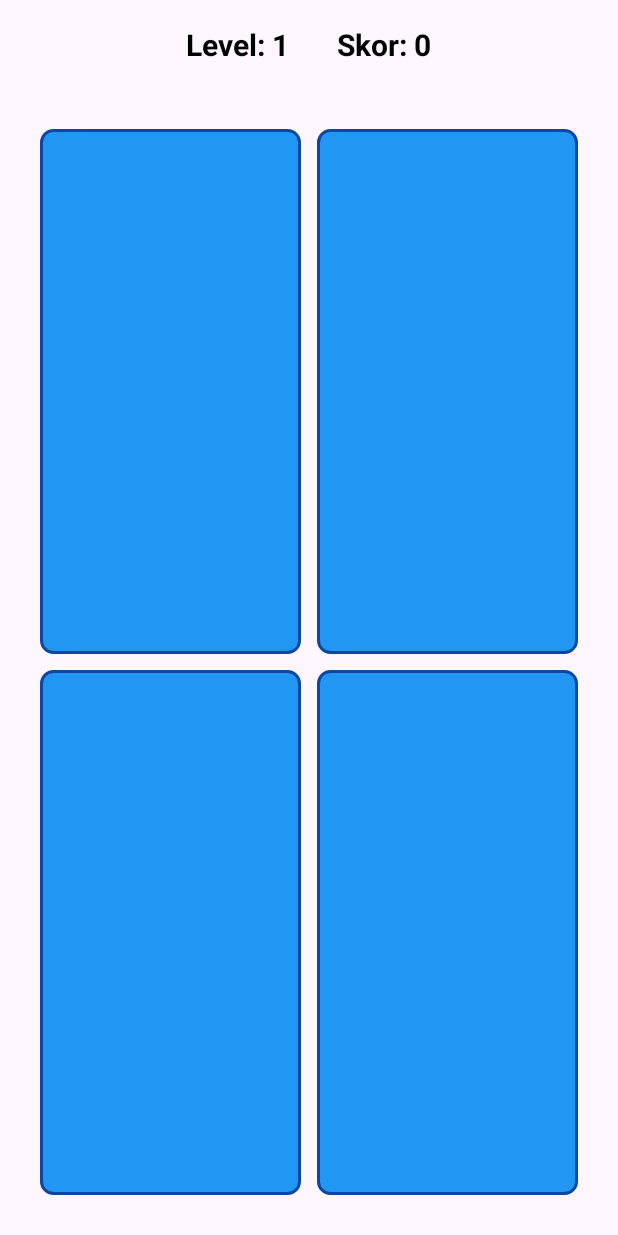
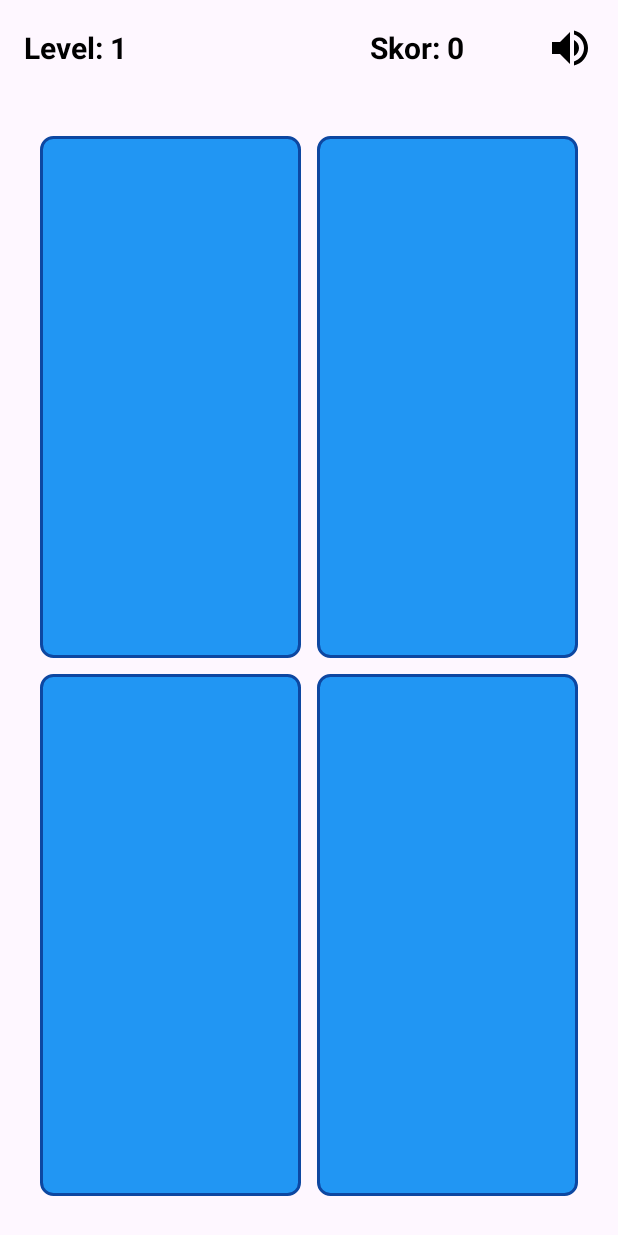
Before and after one commit to yazicihamit4-tech/e-le-tirme, an Android app: the screen it shows after launch (MainActivity), on a phone screen of 412 x 824 dp. Run offline under Robolectric (Android 15) with nearby library versions, the phone set to English and light mode, and no system bars.

Commit message:
feat: Add sound effects, mute button, and refined game animations
- Created a robust `SoundManager` utilizing `SoundPool` to handle match and mismatch sound effects efficiently.
- Generated `match.wav` (sine wave) and `mismatch.wav` (square wave) synthetically.
- Designed vector drawables for volume state toggles (`ic_volume_up` and `ic_volume_off`) and implemented a corresponding mute/unmute button within the main activity top bar.
- Refined feedback animations on `Card`: adding a scaling pulse effect on successful match, and a horizontal shake animation on mismatch, enhancing the overall game feel.
- Properly released sound resources within the Activity's `onDestroy` lifecycle method.

Co-authored-by: yazicihamit4-tech <250544914+yazicihamit4-tech@users.noreply.github.com>

```diff
--- a/eslestirme/app/src/main/java/com/yazhamit/eslestirme/MainActivity.kt
+++ b/eslestirme/app/src/main/java/com/yazhamit/eslestirme/MainActivity.kt
@@ -1,6 +1,7 @@
 package com.yazhamit.eslestirme
 
 import android.os.Bundle
+import android.widget.ImageView
 import android.widget.TextView
 import android.widget.Toast
 import android.widget.FrameLayout
@@ -14,6 +15,7 @@ class MainActivity : AppCompatActivity(), GameEngine.GameCallback {
     private lateinit var gameBoard: FrameLayout
     private lateinit var levelTextView: TextView
     private lateinit var scoreTextView: TextView
+    private lateinit var soundButton: ImageView
     private lateinit var gameEngine: GameEngine
 
     override fun onCreate(savedInstanceState: Bundle?) {
@@ -24,6 +26,7 @@ class MainActivity : AppCompatActivity(), GameEngine.GameCallback {
         gameBoard = findViewById(R.id.gameBoard)
         levelTextView = findViewById(R.id.levelTextView)
         scoreTextView = findViewById(R.id.scoreTextView)
+        soundButton = findViewById(R.id.soundButton)
 
         ViewCompat.setOnApplyWindowInsetsListener(findViewById(R.id.main)) { v, insets ->
             val systemBars = insets.getInsets(WindowInsetsCompat.Type.systemBars())
@@ -33,6 +36,16 @@ class MainActivity : AppCompatActivity(), GameEngine.GameCallback {
 
         gameEngine = GameEngine(this, gameBoard, this)
         gameEngine.startGame()
+
+        soundButton.setOnClickListener {
+            gameEngine.soundManager.isMuted = !gameEngine.soundManager.isMuted
+
+            if (gameEngine.soundManager.isMuted) {
+                soundButton.setImageResource(R.drawable.ic_volume_off)
+            } else {
+                soundButton.setImageResource(R.drawable.ic_volume_up)
+            }
+        }
     }
 
     override fun onScoreChanged(score: Int) {
@@ -46,4 +59,9 @@ class MainActivity : AppCompatActivity(), GameEngine.GameCallback {
     override fun onGameFinished() {
         Toast.makeText(this, "Tebrikler! Oyunu tamamladınız.", Toast.LENGTH_LONG).show()
     }
+
+    override fun onDestroy() {
+        super.onDestroy()
+        gameEngine.soundManager.release()
+    }
 }
--- /dev/null
+++ b/eslestirme/app/src/main/java/com/yazhamit/eslestirme/SoundManager.kt
@@ -0,0 +1,45 @@
+package com.yazhamit.eslestirme
+
+import android.content.Context
+import android.media.AudioAttributes
+import android.media.SoundPool
+
+class SoundManager(context: Context) {
+    private var soundPool: SoundPool
+    private var matchSoundId: Int = 0
+    private var mismatchSoundId: Int = 0
+
+    var isMuted = false
+
+    init {
+        val audioAttributes = AudioAttributes.Builder()
+            .setUsage(AudioAttributes.USAGE_GAME)
+            .setContentType(AudioAttributes.CONTENT_TYPE_SONIFICATION)
+            .build()
+
+        soundPool = SoundPool.Builder()
+            .setMaxStreams(2)
+            .setAudioAttributes(audioAttributes)
+            .build()
+
+        // Ses dosyalarını yüklüyoruz
+        matchSoundId = soundPool.load(context, R.raw.match, 1)
+        mismatchSoundId = soundPool.load(context, R.raw.mismatch, 1)
+    }
+
+    fun playMatchSound() {
+        if (!isMuted) {
+            soundPool.play(matchSoundId, 1f, 1f, 1, 0, 1f)
+        }
+    }
+
+    fun playMismatchSound() {
+        if (!isMuted) {
+            soundPool.play(mismatchSoundId, 1f, 1f, 1, 0, 1f)
+        }
+    }
+
+    fun release() {
+        soundPool.release()
+    }
+}
--- /dev/null
+++ b/eslestirme/app/src/main/res/drawable/ic_volume_off.xml
@@ -0,0 +1,10 @@
+<vector xmlns:android="http://schemas.android.com/apk/res/android"
+    android:width="24dp"
+    android:height="24dp"
+    android:viewportWidth="24"
+    android:viewportHeight="24"
+    android:tint="#000000">
+  <path
+      android:fillColor="@android:color/white"
+      android:pathData="M16.5,12A4.5,4.5 0,0 0,14 7.97v2.21l2.45,2.45c0.03,-0.2 0.05,-0.41 0.05,-0.63zM19,12c0,-0.94 -0.2,-1.82 -0.54,-2.64l1.51,-1.51A8.916,8.916 0,0 1,21 12c0,4.28 -2.99,7.86 -7,8.77v-2.06c2.89,-0.86 5,-3.54 5,-6.71zM4.27,3L3,4.27 7.73,9H3v6h4l5,5v-6.73l4.25,4.25c-0.67,0.52 -1.42,0.93 -2.25,1.18v2.06a8.99,8.99 0,0 0,3.69 -1.81L19.73,21 21,19.73l-9,-9L4.27,3zM12,4L9.91,6.09 12,8.18V4z"/>
+</vector>
--- /dev/null
+++ b/eslestirme/app/src/main/res/drawable/ic_volume_up.xml
@@ -0,0 +1,10 @@
+<vector xmlns:android="http://schemas.android.com/apk/res/android"
+    android:width="24dp"
+    android:height="24dp"
+    android:viewportWidth="24"
+    android:viewportHeight="24"
+    android:tint="#000000">
+  <path
+      android:fillColor="@android:color/white"
+      android:pathData="M3,9v6h4l5,5V4L7,9H3zM16.5,12c0,-1.77 -1.02,-3.29 -2.5,-4.03v8.05c1.48,-0.73 2.5,-2.25 2.5,-4.02zM14,3.23v2.06c2.89,0.86 5,3.54 5,6.71s-2.11,5.85 -5,6.71v2.06c4.01,-0.91 7,-4.49 7,-8.77s-2.99,-7.86 -7,-8.77z"/>
+</vector>
--- a/eslestirme/app/src/main/res/layout/activity_main.xml
+++ b/eslestirme/app/src/main/res/layout/activity_main.xml
@@ -7,7 +7,7 @@
     android:layout_height="match_parent"
     tools:context=".MainActivity">
 
-    <!-- Üst Bar: Skor ve Level Göstergeleri -->
+    <!-- Üst Bar: Skor, Level ve Ses Göstergeleri -->
     <LinearLayout
         android:id="@+id/topBar"
         android:layout_width="match_parent"
@@ -17,7 +17,7 @@
         app:layout_constraintTop_toTopOf="parent"
         app:layout_constraintStart_toStartOf="parent"
         app:layout_constraintEnd_toEndOf="parent"
-        android:gravity="center">
+        android:gravity="center_vertical">
 
         <TextView
             android:id="@+id/levelTextView"
@@ -27,7 +27,7 @@
             android:textSize="20sp"
             android:textStyle="bold"
             android:textColor="@android:color/black"
-            android:layout_marginEnd="32dp"/>
+            android:layout_weight="1" />
 
         <TextView
             android:id="@+id/scoreTextView"
@@ -36,7 +36,19 @@
             android:text="Skor: 0"
             android:textSize="20sp"
             android:textStyle="bold"
-            android:textColor="@android:color/black"/>
+            android:textColor="@android:color/black"
+            android:layout_weight="1"
+            android:gravity="center" />
+
+        <ImageView
+            android:id="@+id/soundButton"
+            android:layout_width="32dp"
+            android:layout_height="32dp"
+            android:src="@drawable/ic_volume_up"
+            android:background="?attr/selectableItemBackgroundBorderless"
+            android:clickable="true"
+            android:focusable="true"
+            android:layout_weight="0" />
 
     </LinearLayout>
 
```
Also changed, not shown: eslestirme/app/src/main/java/com/yazhamit/eslestirme/Card.kt (+33 -2 lines), eslestirme/app/src/main/java/com/yazhamit/eslestirme/GameEngine.kt (+18 -14 lines), 3 other files.
